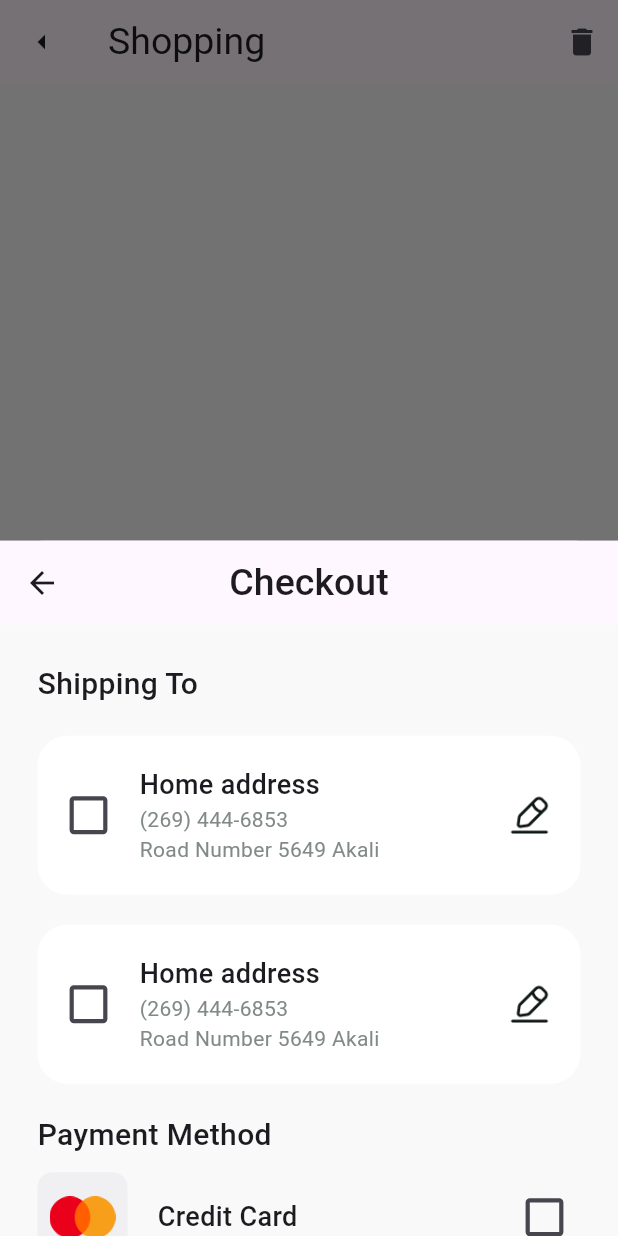
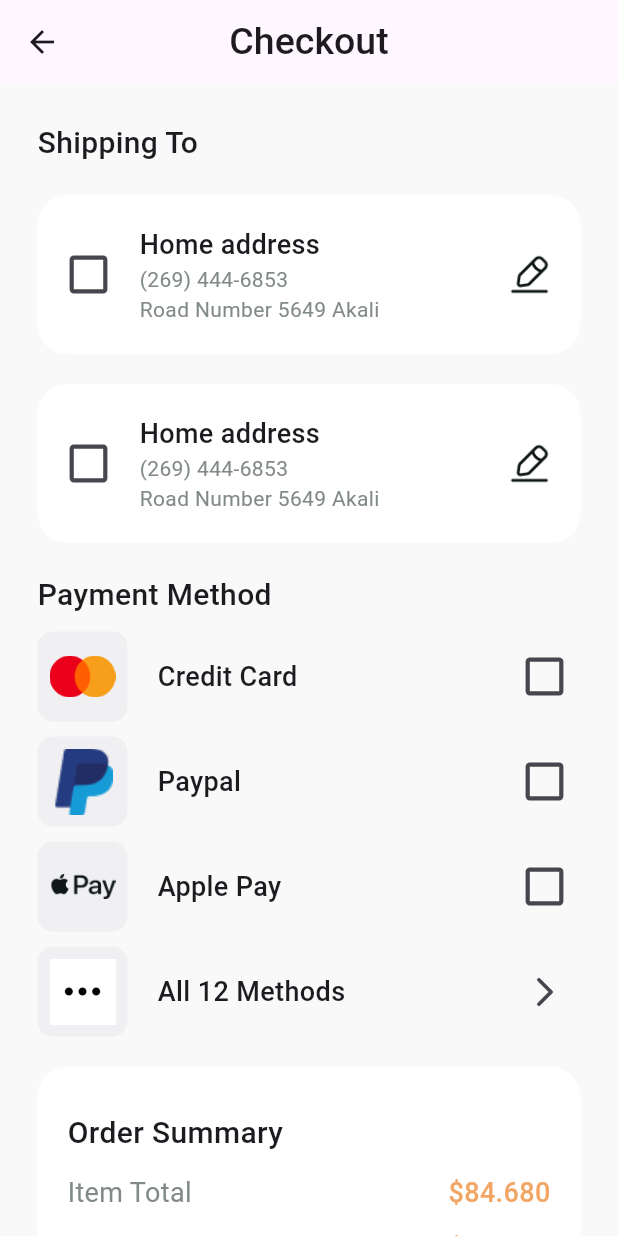
Before and after one commit to Azamatjon17/bahodir_imtxon, a Flutter app: the Cards screen opened directly, after a tap on "Check Out", on a phone screen of 412 x 824 dp. Run offline on Flutter 3.47's test engine with Material 3 defaults, Android fonts, the phone set to English and light mode, and no system bars; our stand-ins replace gap.

```diff
--- a/lib/pages/cards.dart
+++ b/lib/pages/cards.dart
@@ -111,10 +111,11 @@ class _CardsState extends State<Cards> {
                   ),
                   Gap(10),
                   ImortantButtons("Check Out", () {
-                    showModalBottomSheet(
-                      context: context,
-                      builder: (context) => Checkout(),
-                    );
+                    Navigator.push(
+                        context,
+                        MaterialPageRoute(
+                          builder: (ctx) => Checkout(),
+                        ));
                   })
                 ],
               ))
```
